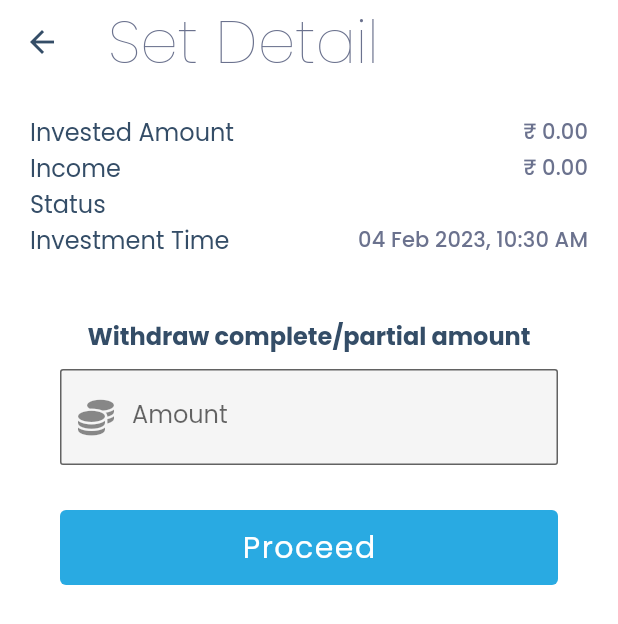
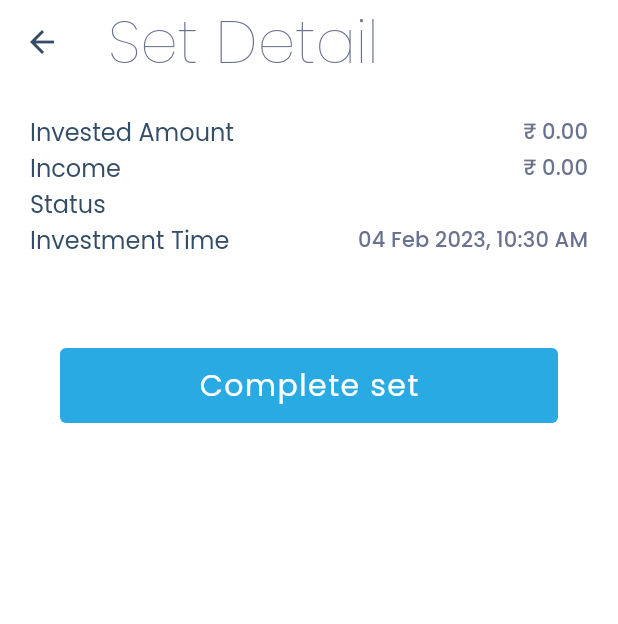
Before and after one commit to IamAKX/iamsmart-app, a Flutter app: the AiSetDetailScreen screen opened directly with empty values, on a phone screen of 412 x 824 dp. Shown: the top 624 px of the screen. Run offline on Flutter 3.47's test engine with Material 2 defaults, Android fonts, the phone set to English and light mode, and no system bars; our stand-ins replace awesome_dialog, cached_network_image, carousel_slider, cloud_firestore, firebase_auth, firebase_core and 13 more; missing offline and left inert: dropdown_search2; accounts and stored records are empty.

Commit message:
withdraw set

```diff
--- a/lib/screen/ai_sets/ai_set_details.dart
+++ b/lib/screen/ai_sets/ai_set_details.dart
@@ -33,11 +33,14 @@ class _AiSetDetailScreenState extends State<AiSetDetailScreen> {
   @override
   void initState() {
     super.initState();
-    loadSet();
+    WidgetsBinding.instance.addPostFrameCallback(
+      (_) => loadSet(),
+    );
   }
 
   loadSet() async {
     set = await DBService.instance.getSetById(widget.txnId);
+    _amountCtrl.text = set?.amount.toString() ?? '0';
     setState(() {});
   }
 
@@ -74,23 +77,23 @@ class _AiSetDetailScreenState extends State<AiSetDetailScreen> {
         const SizedBox(
           height: defaultPadding * 2,
         ),
-        Align(
-          alignment: Alignment.center,
-          child: Text(
-            'Withdraw complete/partial amount',
-            style: Theme.of(context).textTheme.subtitle1?.copyWith(
-                  color: textColorDark,
-                  fontWeight: FontWeight.bold,
-                ),
-          ),
-        ),
-        CustomTextField(
-          hint: 'Amount',
-          controller: _amountCtrl,
-          keyboardType: TextInputType.number,
-          obscure: false,
-          icon: FontAwesomeIcons.coins,
-        ),
+        // Align(
+        //   alignment: Alignment.center,
+        //   child: Text(
+        //     'Withdraw complete/partial amount',
+        //     style: Theme.of(context).textTheme.subtitle1?.copyWith(
+        //           color: textColorDark,
+        //           fontWeight: FontWeight.bold,
+        //         ),
+        //   ),
+        // ),
+        // CustomTextField(
+        //   hint: 'Amount',
+        //   controller: _amountCtrl,
+        //   keyboardType: TextInputType.number,
+        //   obscure: false,
+        //   icon: FontAwesomeIcons.coins,
+        // ),
         ActiveButton(
             onPressed: () {
               AwesomeDialog(
@@ -130,7 +133,7 @@ class _AiSetDetailScreenState extends State<AiSetDetailScreen> {
                       btnCancelText: 'Cancel')
                   .show();
             },
-            label: 'Proceed'),
+            label: 'Complete set'),
       ],
     );
   }
```
